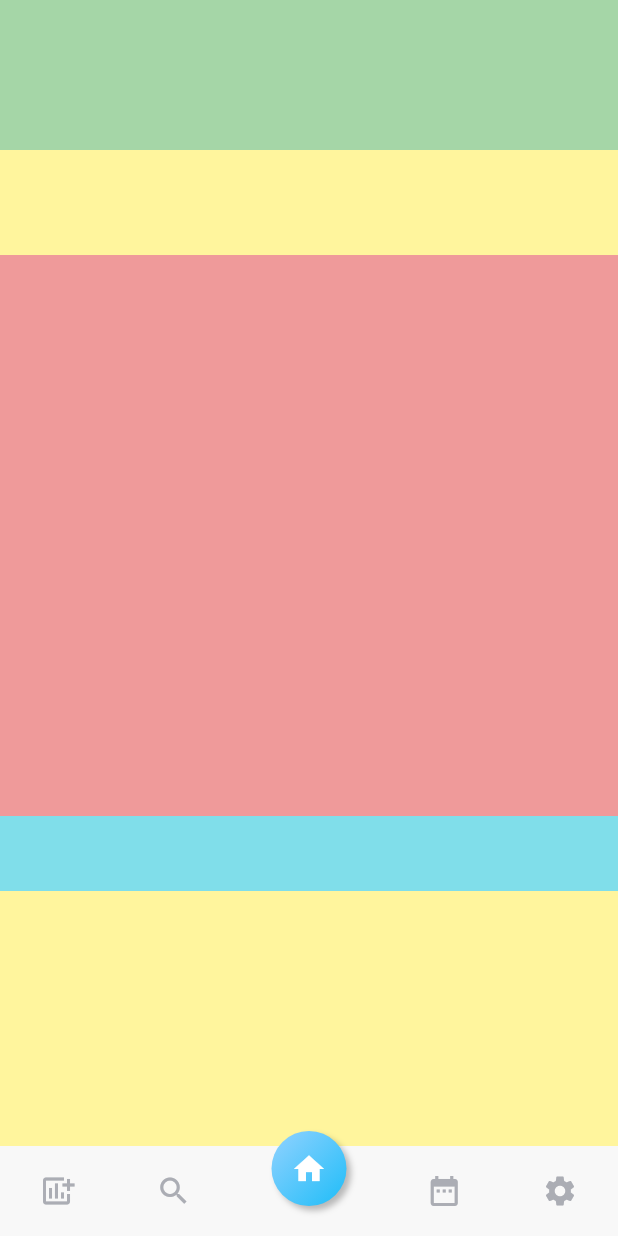
After one commit to BrunoDG/ProjectOutlander, a Flutter app: the screen it shows after launch, after a tap on the "settings" icon, on a phone screen of 412 x 824 dp. The commit adds this screen. Run offline on Flutter 3.47's test engine with Material 2 defaults, Android fonts, the phone set to English and light mode, and no system bars.

Commit message:
Details and Home basic skeleton done. Routing ready.

```diff
--- a/lib/main.dart
+++ b/lib/main.dart
@@ -1,8 +1,10 @@
 import 'package:flutter/material.dart';
 import 'package:flutter/services.dart';
 
+
 // Project Outlander Pages
 import 'package:project_outlander/pages/home/home.dart';
+import 'package:project_outlander/pages/details/details.dart';
 
 void main() {
   WidgetsFlutterBinding.ensureInitialized();
@@ -22,10 +24,11 @@ class MyApp extends StatelessWidget {
         useMaterial3: true,
       ),
       debugShowCheckedModeBanner: false,
-      home: Scaffold(
-        body: HomePage(),
-      ),
-      //home: const MyHomePage(title: 'Flutter Demo Home Page'),
+      routes: {
+        '/': (context) => HomePage(),
+        '/details': (context) => DetailsPage(),
+      },
+      initialRoute: '/',
     );
   }
 }
--- /dev/null
+++ b/lib/pages/details/details.dart
@@ -0,0 +1,29 @@
+import 'package:flutter/material.dart';
+
+// Project Outlander Pages
+import 'package:project_outlander/pages/details/widgets/dates.dart';
+import 'package:project_outlander/pages/details/widgets/graph.dart';
+import 'package:project_outlander/pages/details/widgets/info.dart';
+import 'package:project_outlander/pages/details/widgets/stats.dart';
+import 'package:project_outlander/pages/details/widgets/steps.dart';
+import 'package:project_outlander/pages/widgets/bottom_navigation.dart';
+
+class DetailsPage extends StatelessWidget {
+  const DetailsPage({super.key});
+
+  @override
+  Widget build(BuildContext context) {
+    return Scaffold(
+      body: Column(
+        children: [
+          Dates(),
+          Steps(),
+          Graph(),
+          Info(),
+          Stats(),
+          BottomNavigation()
+        ],
+      ),
+    );
+  }
+}
--- /dev/null
+++ b/lib/pages/details/widgets/dates.dart
@@ -0,0 +1,14 @@
+import 'package:flutter/material.dart';
+
+class Dates extends StatelessWidget {
+  const Dates({super.key});
+
+  @override
+  Widget build(BuildContext context) {
+    return Container(
+      width: double.infinity,
+      height: 100,
+      color: Colors.green[200],
+    );
+  }
+}
--- /dev/null
+++ b/lib/pages/details/widgets/graph.dart
@@ -0,0 +1,16 @@
+import 'package:flutter/material.dart';
+
+class Graph extends StatelessWidget {
+  const Graph({super.key});
+
+  @override
+  Widget build(BuildContext context) {
+    return Expanded(
+      child: Container(
+        width: double.infinity,
+        height: 200,
+        color: Colors.red[200],
+      ),
+    );
+  }
+}
--- /dev/null
+++ b/lib/pages/details/widgets/info.dart
@@ -0,0 +1,14 @@
+import 'package:flutter/material.dart';
+
+class Info extends StatelessWidget {
+  const Info({super.key});
+
+  @override
+  Widget build(BuildContext context) {
+    return Container(
+      width: double.infinity,
+      height: 50,
+      color: Colors.cyan[200],
+    );
+  }
+}
--- /dev/null
+++ b/lib/pages/details/widgets/stats.dart
@@ -0,0 +1,14 @@
+import 'package:flutter/material.dart';
+
+class Stats extends StatelessWidget {
+  const Stats({super.key});
+
+  @override
+  Widget build(BuildContext context) {
+    return Container(
+      width: double.infinity,
+      height: 170,
+      color: Colors.yellow[200],
+    );
+  }
+}
--- /dev/null
+++ b/lib/pages/details/widgets/steps.dart
@@ -0,0 +1,14 @@
+import 'package:flutter/material.dart';
+
+class Steps extends StatelessWidget {
+  const Steps({super.key});
+
+  @override
+  Widget build(BuildContext context) {
+    return Container(
+      width: double.infinity,
+      height: 70,
+      color: Colors.yellow[200],
+    );
+  }
+}
--- a/lib/pages/home/home.dart
+++ b/lib/pages/home/home.dart
@@ -11,13 +11,15 @@ class HomePage extends StatelessWidget {
 
   @override
   Widget build(BuildContext context) {
-    return Column(
+    return Scaffold(
+      body: Column(
         children: [
           AppHeader(),
           CurrentPrograms(),
           RecentActivities(),
           BottomNavigation(),
         ],
+      ),
     );
   }
 }
--- a/lib/pages/widgets/bottom_navigation.dart
+++ b/lib/pages/widgets/bottom_navigation.dart
@@ -20,6 +20,8 @@ class BottomNavigation extends StatelessWidget {
             Icon(Icons.search),
             Transform.translate(
               offset: Offset(0, -15),
+              child: GestureDetector(
+                onTap: () => Navigator.of(context).pushReplacementNamed('/'),
                 child: Container(
                   padding: const EdgeInsets.all(13),
                   decoration: BoxDecoration(
@@ -46,8 +48,14 @@ class BottomNavigation extends StatelessWidget {
                   ),
                 ),
               ),
+            ),
             Icon(Icons.date_range),
-            Icon(Icons.settings),
+            GestureDetector(
+              onTap: () {
+                Navigator.of(context).pushNamed('/details');
+              },
+              child: Icon(Icons.settings),
+            ),
           ],
         ),
       ),
```
Lines whose indentation alone changed are shown as unchanged.
